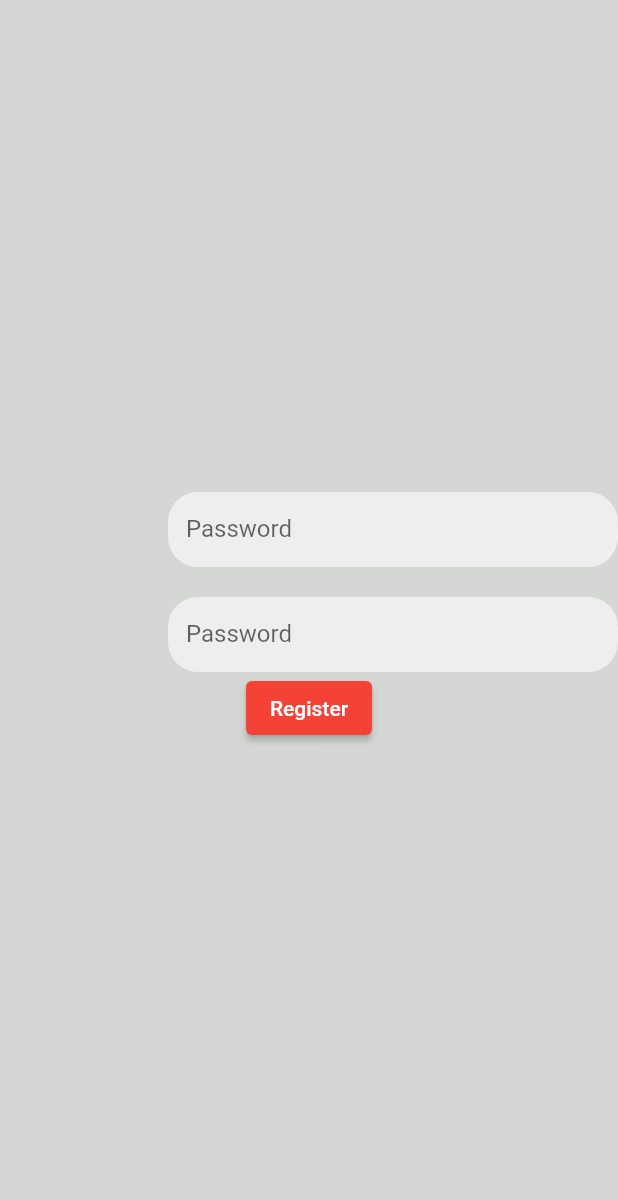
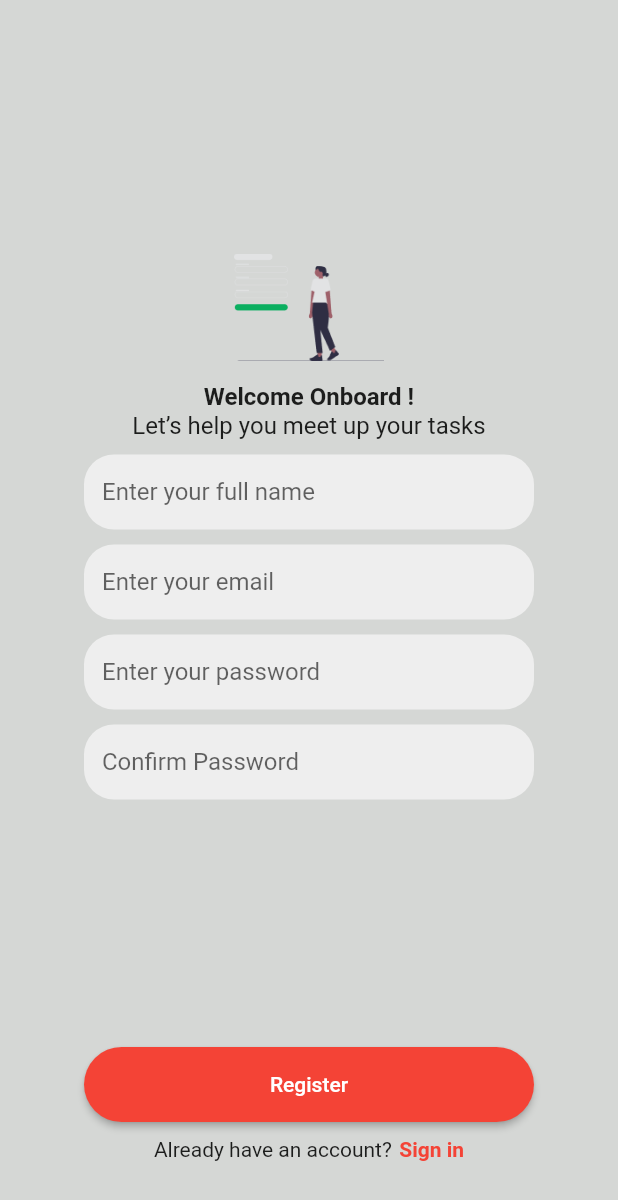
Before and after one commit to Isuranga-madushan/mishholdings, a Flutter app: the screen it shows after launch, after a tap on "Get Start", on a phone screen of 412 x 824 dp. Shown: the top 1200 px of the screen. Run offline on Flutter 3.47's test engine with Material 2 defaults, Android fonts, the light colour scheme and no system bars.

Commit message:
commit 1

```diff
--- a/lib/main.dart
+++ b/lib/main.dart
@@ -4,7 +4,7 @@ import 'package:hardwere/views/splash_view.dart';
 
 void main() {
   SystemChrome.setSystemUIOverlayStyle(
-    SystemUiOverlayStyle(
+    const SystemUiOverlayStyle(
       statusBarColor: Colors.transparent
     )
   );
--- a/lib/views/register_view.dart
+++ b/lib/views/register_view.dart
@@ -1,5 +1,6 @@
 import 'package:flutter/material.dart';
 import 'package:hardwere/views/sign_in_view.dart';
+import 'package:hardwere/widget/text_input.dart';
 
 import '../widgets/text_field.dart';
 
@@ -17,30 +18,122 @@ class _RegisterViewState extends State<RegisterView> {
       backgroundColor: Color(0xffD5D7D5),
       body: Column(
         mainAxisAlignment: MainAxisAlignment.center,
-        crossAxisAlignment: CrossAxisAlignment.end,
+        crossAxisAlignment: CrossAxisAlignment.center,
         children: [
+          const Spacer(
+            flex: 1,
+          ),
+          Image.asset(
+            'assets/images/reg_image.png',
+            height: 100,
+            width: 100,
+          ),
+          const Text(
+            "Welcome Onboard !",
+            style: TextStyle(
+              fontSize: 16,
+              fontWeight: FontWeight.bold,
+            ),
+          ),
+          const Text(
+            "Let’s help you meet up your tasks",
+            style: TextStyle(
+              fontSize: 16,
+              fontWeight: FontWeight.normal,
+            ),
+          ),
+          const SizedBox(
+            height: 10,
+          ),
           CustomTextField(
-            labelText: 'Password',
+            labelText: 'Enter your full name',
+            hintText: 'Enter your full name',
+          ),
+          const SizedBox(
+            height: 10,
+          ),
+          CustomTextField(
+            labelText: 'Enter your email',
+            hintText: 'Enter your email',
+          ),
+          const SizedBox(
+            height: 10,
+          ),
+          CustomTextField(
+            labelText: 'Enter your password',
             hintText: 'Enter your password',
-
           ),
-          SizedBox(height: 20,),
+          const SizedBox(
+            height: 10,
+          ),
           CustomTextField(
-            labelText: 'Password',
-            hintText: 'Enter your password',
-
+            labelText: 'Confirm Password',
+            hintText: 'Confirm Password',
+          ),
+          const SizedBox(
+            height: 10,
+          ),
+          const Spacer(
+            flex: 1,
           ),
           Align(
               alignment: Alignment.center,
-              child: ElevatedButton(onPressed: (){
+              child: Center(
+                child: ElevatedButton(
+                    onPressed: () {
+                      Navigator.push(
+                        context,
+                        MaterialPageRoute(builder: (context) => SignInView()),
+                      );
+                    },
+                    child: Text("Register"),
+                    style: ElevatedButton.styleFrom(
+                      minimumSize: Size(300, 50),
+                      shape: RoundedRectangleBorder(
+                        borderRadius: BorderRadius.circular(
+                            30), // Set your desired border radius
+                      ),
+                      backgroundColor:
+                          Colors.red, // Set your desired background color here
+                    )),
+              )),
+          const SizedBox(
+            height: 10,
+          ),
+          Row(
+            mainAxisAlignment: MainAxisAlignment.center,
+            children: [
+              const Text("Already have an account?"),
+              const SizedBox(
+                width: 5,
+              ),
+              InkWell(onTap: () {
                 Navigator.push(
                   context,
-                  MaterialPageRoute(builder: (context) => SignInView()),
+                  MaterialPageRoute(builder: (context) => const SignInView()),
                 );
-              }, child: Text("Register"),
-                style: ElevatedButton.styleFrom(
-                  backgroundColor: Colors.red, // Set your desired background color here
-                ),))
+              }, child: const Text("Sign in",
+              style: TextStyle(
+                fontWeight: FontWeight.bold,
+                color: Colors.red
+              ),))
+            ],
+          ),
+          const SizedBox(
+            height: 50,
+          )
+
+          // Align(
+          //     alignment: Alignment.center,
+          //     child: ElevatedButton(onPressed: (){
+          //       Navigator.push(
+          //         context,
+          //         MaterialPageRoute(builder: (context) => SignInView()),
+          //       );
+          //     }, child: Text("Register"),
+          //       style: ElevatedButton.styleFrom(
+          //         backgroundColor: Colors.red, // Set your desired background color here
+          //       ),))
         ],
       ),
     );
--- a/lib/views/splash.dart
+++ b/lib/views/splash.dart
@@ -28,11 +28,26 @@ class _SplashState extends State<Splash> {
             height: 200,
             width: 200,
           ),
-          Text("Gets Things Done With Ease!",
+          const Text("Gets Things Done With Ease!",
             style: TextStyle(
               fontSize: 16,
               fontWeight: FontWeight.bold,
             ),
+          ),
+          const Padding(
+            padding: EdgeInsets.fromLTRB(20, 30, 20, 30),
+            child: Text("Lorem ipsum dolor sit amet consectetur. Dictum pharetra eu consectetur nec enim sapien ornare gravida. Proin aliquet massa enim scelerisque feugiat scelerisque. Eros non at blandit sapien.",
+            style: TextStyle(
+              fontSize: 12,
+              fontWeight: FontWeight.normal,
+            ),
+            textAlign: TextAlign.center,),
+          ),
+          const SizedBox(
+            height: 60,
+          ),
+          const Spacer(
+            flex: 1,
           ),
           Align(
             alignment: Alignment.center,
@@ -52,6 +67,9 @@ class _SplashState extends State<Splash> {
                     )
                 ),
               )),
+          const SizedBox(
+            height: 50,
+          )
         ],
       ),
     );
--- /dev/null
+++ b/lib/widget/text_input.dart
@@ -0,0 +1,26 @@
+import 'package:flutter/cupertino.dart';
+import 'package:flutter/material.dart';
+
+class TextInput extends StatefulWidget {
+  const TextInput({super.key});
+
+  @override
+  State<TextInput> createState() => _TextInputState();
+}
+
+class _TextInputState extends State<TextInput> {
+  @override
+  Widget build(BuildContext context) {
+    return Center(
+      child: Container(
+        width: 300,
+        height: 50,
+        color: Colors.white,
+        decoration: BoxDecoration(
+          color: Colors.white,
+          borderRadius: BorderRadius.circular(50)
+        ),
+      ),
+    );
+  }
+}
```
Also changed, not shown: assets/images/reg_image.png (added), 1 other file.
